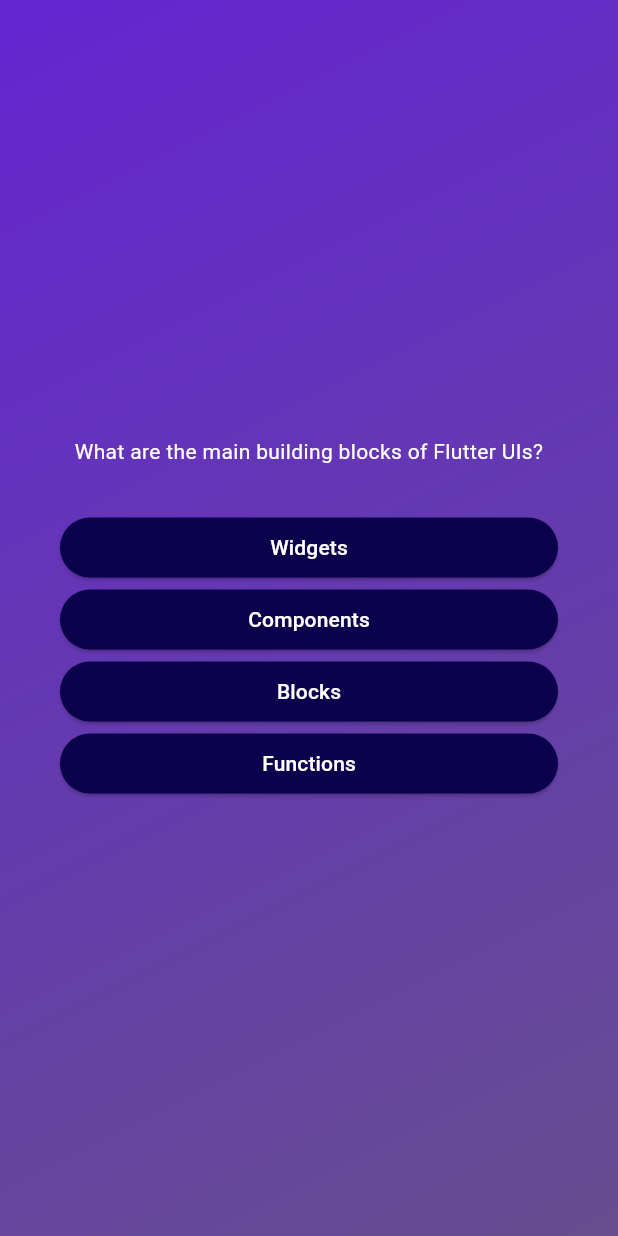
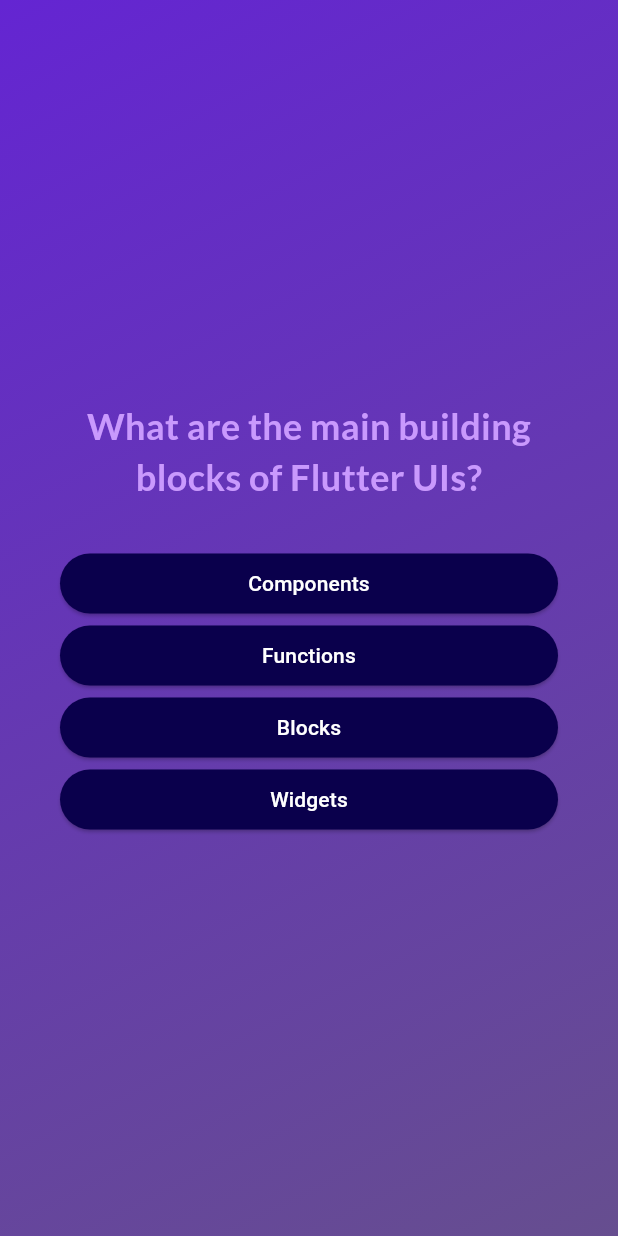
Before and after one commit to MrFarhanKhan007/quiz_app, a Flutter app: the screen it shows after launch, after a tap on "Start Quiz", on a phone screen of 412 x 824 dp. Run offline on Flutter 3.47's test engine with Material 3 defaults, Android fonts, the phone set to English and light mode, and no system bars; our stand-ins replace google_fonts.

Commit message:
App Complete

```diff
--- a/lib/answer_button.dart
+++ b/lib/answer_button.dart
@@ -20,7 +20,7 @@ class Answerbutton extends StatelessWidget {
           padding: const EdgeInsets.symmetric(vertical: 10,horizontal: 40),
           shape:
               RoundedRectangleBorder(borderRadius: BorderRadius.circular(40))),
-      child: Text(answerText),
+      child: Text(answerText,textAlign: TextAlign.center ,),
     );
   }
 }
--- a/lib/models/quiz_questions.dart
+++ b/lib/models/quiz_questions.dart
@@ -1,7 +1,13 @@
 class QuizQuestion {
 
   const QuizQuestion(this.text, this.answers);
+
   final String text;
   final List<String> answers;
 
+  List<String> getShuffleAnswers() {
+    final newList = List.of(answers);
+    newList.shuffle();
+    return newList;
+  }
 }
--- a/lib/questions_screen.dart
+++ b/lib/questions_screen.dart
@@ -1,18 +1,29 @@
+import 'package:google_fonts/google_fonts.dart';
 import 'package:flutter/material.dart';
 import 'package:quiz_app/answer_button.dart';
 import 'package:quiz_app/data/questions.dart';
 
 class QuestionsScreen extends StatefulWidget {
-  const QuestionsScreen({super.key});
+  const QuestionsScreen({required this.chooseAnswer, super.key});
+
+  final void Function(String answer) chooseAnswer;
 
   @override
   State<QuestionsScreen> createState() => _QuestionsScreenState();
 }
 
 class _QuestionsScreenState extends State<QuestionsScreen> {
+  var currQuesIndex = 0;
+  answerQuestion(String selectedAnswer) {
+    widget.chooseAnswer(selectedAnswer);
+    setState(() {
+      currQuesIndex++;
+    });
+  }
+
   @override
   Widget build(BuildContext context) {
-    final currQues = questions[0];
+    final currQues = questions[currQuesIndex];
 
     return SizedBox(
       width: double.infinity,
@@ -25,15 +36,20 @@ class _QuestionsScreenState extends State<QuestionsScreen> {
             children: [
               Text(
                 currQues.text,
-                style: const TextStyle(
-                  color: Colors.white,
-                ),
+                style: GoogleFonts.lato(
+                    color: const Color.fromARGB(255, 201, 153, 253),
+                    fontWeight: FontWeight.bold,
+                    fontSize: 24),
                 textAlign: TextAlign.center,
               ),
               const SizedBox(height: 30),
-              ...currQues.answers.map(
-                (answers) => Answerbutton(answerText: answers, onTap: () {}),
-              )
+              ...currQues.getShuffleAnswers().map(
+                    (answers) => Answerbutton(
+                        answerText: answers,
+                        onTap: () {
+                          answerQuestion(answers);
+                        }),
+                  )
             ]),
       ),
     );
--- a/lib/quiz.dart
+++ b/lib/quiz.dart
@@ -1,6 +1,7 @@
 import 'package:flutter/material.dart';
-import 'package:flutter/widgets.dart';
+import 'package:quiz_app/data/questions.dart';
 import 'package:quiz_app/questions_screen.dart';
+import 'package:quiz_app/results_screen.dart';
 import 'package:quiz_app/start_screen.dart';
 
 class Quiz extends StatefulWidget {
@@ -11,7 +12,6 @@ class Quiz extends StatefulWidget {
 }
 
 class _QuizState extends State<Quiz> {
-
   // Widget? activeScreen;
   // @override
   // void initState() {
@@ -19,27 +19,39 @@ class _QuizState extends State<Quiz> {
   //   super.initState();
   // }
 
+  List<String> selectedAnswers = [];
+
   var activeScreen = "start-screen";
 
-  void switchScreen(){
+  void switchScreen() {
     setState(() {
-      activeScreen= "questions-screen";
+      activeScreen = "questions-screen";
     });
   }
 
+  void chooseAnswer(String answer) {
+    selectedAnswers.add(answer);
+    if (selectedAnswers.length == questions.length) {
+      setState(() {
+        activeScreen = "results-screen";
+      });
+    }
+  }
+
+
   @override
   Widget build(BuildContext context) {
-
     // final screenWidget= activeScreen == 'start-screen'
     //      ? StartScreen(switchScreen)
     //      : const QuestionsScreen();
 
     Widget screenWidget = StartScreen(switchScreen);
 
-    if(activeScreen=="questions-screen"){
-      screenWidget=const QuestionsScreen();
+    if (activeScreen == "questions-screen") {
+      screenWidget = QuestionsScreen(chooseAnswer: chooseAnswer);
+    } else if (activeScreen == "results-screen") {
+      screenWidget = ResultsScreen(choosenAnswers:selectedAnswers);
     }
-
 
     return MaterialApp(
       home: Scaffold(
@@ -48,9 +60,7 @@ class _QuizState extends State<Quiz> {
             gradient: LinearGradient(colors: [
               Color.fromARGB(255, 100, 37, 210),
               Color.fromARGB(255, 102, 78, 143),
-        ],
-        begin: Alignment.topLeft,
-        end: Alignment.bottomRight),
+            ], begin: Alignment.topLeft, end: Alignment.bottomRight),
           ),
           child: screenWidget,
         ),
--- a/lib/start_screen.dart
+++ b/lib/start_screen.dart
@@ -1,4 +1,6 @@
 import 'package:flutter/material.dart';
+import 'package:google_fonts/google_fonts.dart';
+import 'package:google_fonts/google_fonts.dart';
 
 class StartScreen extends StatelessWidget {
   const StartScreen(this.startQuiz,{super.key});
@@ -17,9 +19,9 @@ class StartScreen extends StatelessWidget {
             width: 300,
           ),
           const SizedBox(height: 80),
-          const Text(
+           Text(
             "Learn Flutter the fun way",
-            style: TextStyle(color: Colors.white, fontSize: 24),
+            style: GoogleFonts.lato(color: Colors.white,fontWeight:FontWeight.bold, fontSize: 24),
           ),
           const SizedBox(height: 30),
           OutlinedButton.icon(
--- a/pubspec.yaml
+++ b/pubspec.yaml
@@ -35,6 +35,7 @@ dependencies:
   # The following adds the Cupertino Icons font to your application.
   # Use with the CupertinoIcons class for iOS style icons.
   cupertino_icons: ^1.0.6
+  google_fonts: ^6.2.1
 
 dev_dependencies:
   flutter_test:
```
Also changed, not shown: lib/questions_summary.dart (added, +45 -0 lines), lib/results_screen.dart (added, +55 -0 lines), pubspec.lock, 1 other file. Lines whose indentation alone changed are shown as unchanged.
